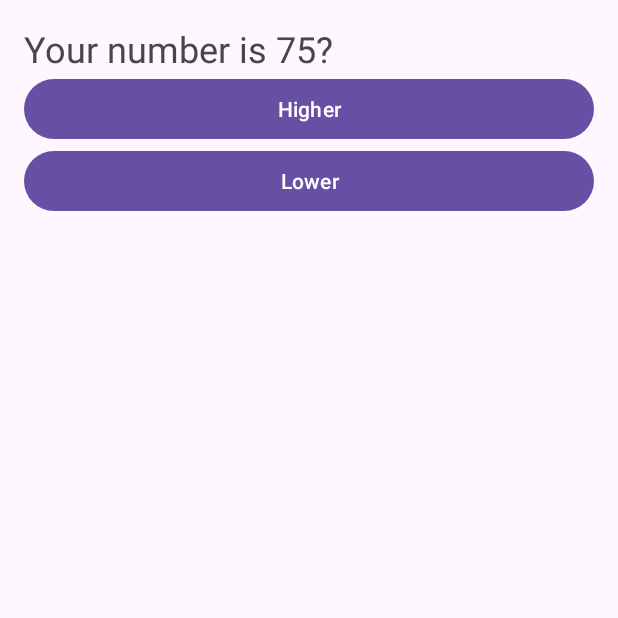
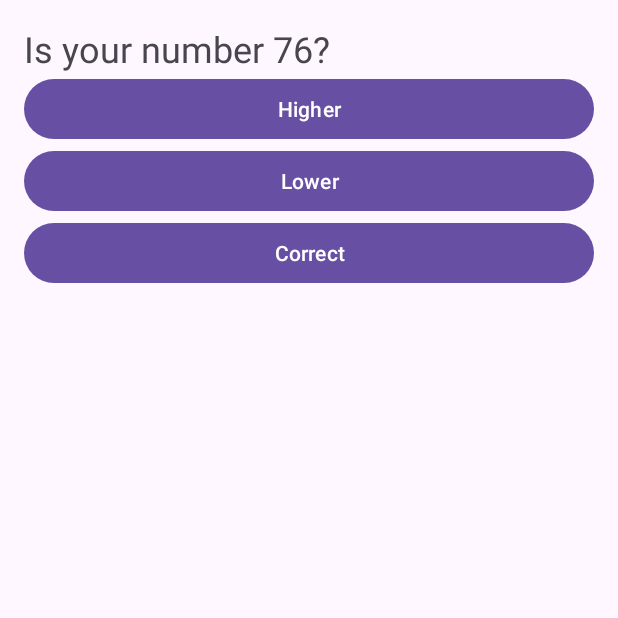
Before and after one commit to SergeyStepanovsky/MobileProgramming, an Android app: the GuessActivity screen opened directly, with no data from a screen before it, after a tap on "Higher", on a phone screen of 412 x 824 dp, the top half of it. Run offline under Robolectric (Android 15) with nearby library versions, the light colour scheme and no system bars.

Commit message:
fix smth

```diff
--- a/GuessNumber/app/src/main/java/com/example/guessnumber/GuessActivity.java
+++ b/GuessNumber/app/src/main/java/com/example/guessnumber/GuessActivity.java
@@ -3,11 +3,13 @@ package com.example.guessnumber;
 import android.content.Intent;
 import android.os.Bundle;
 import android.view.View;
+import android.widget.Button;
 import android.widget.TextView;
 import androidx.appcompat.app.AppCompatActivity;
 
 public class GuessActivity extends AppCompatActivity {
     private TextView textViewQuestion;
+    private Button buttonHigher, buttonLower, buttonCorrect;
     private int min;
     private int max;
     private int guess;
@@ -18,6 +20,9 @@ public class GuessActivity extends AppCompatActivity {
         setContentView(R.layout.activity_guess);
 
         textViewQuestion = findViewById(R.id.textViewQuestion);
+        buttonHigher = findViewById(R.id.buttonHigher);
+        buttonLower = findViewById(R.id.buttonLower);
+        buttonCorrect = findViewById(R.id.buttonCorrect);
 
         Intent intent = getIntent();
         min = intent.getIntExtra("min", 1);
@@ -25,21 +30,60 @@ public class GuessActivity extends AppCompatActivity {
         guess = (min + max) / 2;
 
         askNumber();
+
+        buttonHigher.setOnClickListener(new View.OnClickListener() {
+            @Override
+            public void onClick(View view) {
+                onHigher();
+            }
+        });
+
+        buttonLower.setOnClickListener(new View.OnClickListener() {
+            @Override
+            public void onClick(View view) {
+                onLower();
+            }
+        });
+
+        buttonCorrect.setOnClickListener(new View.OnClickListener() {
+            @Override
+            public void onClick(View view) {
+                onCorrect();
+            }
+        });
     }
 
     private void askNumber() {
-        textViewQuestion.setText(String.format("Your number is %d?", guess));
+        textViewQuestion.setText(String.format("Is your number %d?", guess));
     }
 
-    public void onHigher(View view) {
+    private void onHigher() {
         min = guess + 1;
-        guess = (min + max) / 2;
-        askNumber();
+        guess = (min + max + 1) / 2;
+        if (min >= max) {
+            guess = max;
+            onCorrect();
+        } else {
+            askNumber();
+        }
     }
 
-    public void onLower(View view) {
+    private void onLower() {
         max = guess - 1;
         guess = (min + max) / 2;
-        askNumber();
+        if (min >= max) {
+            guess = max;
+            onCorrect();
+        } else {
+            askNumber();
+        }
+    }
+
+    private void onCorrect() {
+        textViewQuestion.setText(String.format("Your number is %d! The game is over!", guess));
+        buttonHigher.setEnabled(false);
+        buttonLower.setEnabled(false);
+        buttonCorrect.setEnabled(false);
+        // Добавьте здесь код для завершения игры или начала новой.
     }
 }
--- a/GuessNumber/app/src/main/res/layout/activity_guess.xml
+++ b/GuessNumber/app/src/main/res/layout/activity_guess.xml
@@ -14,14 +14,24 @@
         android:textSize="24sp"/>
 
     <Button
+        android:id="@+id/buttonHigher"
         android:layout_width="match_parent"
         android:layout_height="wrap_content"
         android:text="Higher"
         android:onClick="onHigher"/>
 
     <Button
+        android:id="@+id/buttonLower"
         android:layout_width="match_parent"
         android:layout_height="wrap_content"
         android:text="Lower"
         android:onClick="onLower"/>
+
+    <!-- Кнопка для подтверждения правильного числа -->
+    <Button
+        android:id="@+id/buttonCorrect"
+        android:layout_width="match_parent"
+        android:layout_height="wrap_content"
+        android:text="Correct"
+        android:onClick="onCorrect"/>
 </LinearLayout>
```
